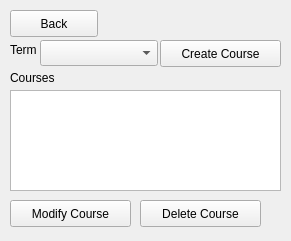
Qt form D4_TeamJava/cuTPS_gui/ManageCoursesInterfaceWindow.ui (AnkushVarshneya/CUTPS) before a commit.
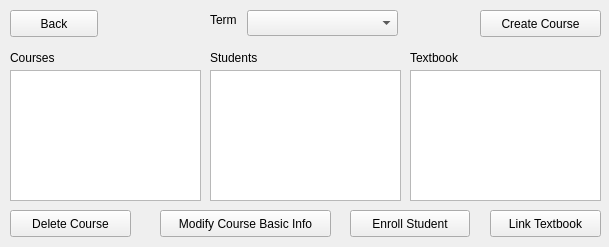
The same form after that commit.

What changed in the file:
```diff
--- a/D4_TeamJava/cuTPS_gui/ManageCoursesInterfaceWindow.ui
+++ b/D4_TeamJava/cuTPS_gui/ManageCoursesInterfaceWindow.ui
@@ -6,8 +6,8 @@
    <rect>
     <x>0</x>
     <y>0</y>
-    <width>291</width>
-    <height>241</height>
+    <width>609</width>
+    <height>247</height>
    </rect>
   </property>
   <property name="windowTitle">
@@ -16,9 +16,9 @@
   <widget class="QComboBox" name="termSelectOption">
    <property name="geometry">
     <rect>
-     <x>40</x>
-     <y>40</y>
-     <width>118</width>
+     <x>247</x>
+     <y>10</y>
+     <width>151</width>
      <height>26</height>
     </rect>
    </property>
@@ -26,8 +26,8 @@
   <widget class="QLabel" name="termLabel">
    <property name="geometry">
     <rect>
-     <x>10</x>
-     <y>40</y>
+     <x>210</x>
+     <y>10</y>
      <width>30</width>
      <height>20</height>
     </rect>
@@ -40,17 +40,17 @@
    <property name="geometry">
     <rect>
      <x>10</x>
-     <y>90</y>
-     <width>271</width>
-     <height>101</height>
+     <y>70</y>
+     <width>191</width>
+     <height>131</height>
     </rect>
    </property>
   </widget>
   <widget class="QPushButton" name="deleteCourseOption">
    <property name="geometry">
     <rect>
-     <x>140</x>
-     <y>200</y>
+     <x>10</x>
+     <y>210</y>
      <width>121</width>
      <height>27</height>
     </rect>
@@ -75,8 +75,8 @@
   <widget class="QPushButton" name="editCourseOption">
    <property name="geometry">
     <rect>
-     <x>160</x>
-     <y>40</y>
+     <x>480</x>
+     <y>10</y>
      <width>121</width>
      <height>27</height>
     </rect>
@@ -88,21 +88,21 @@
   <widget class="QPushButton" name="modifyCourseOption">
    <property name="geometry">
     <rect>
-     <x>10</x>
-     <y>200</y>
-     <width>121</width>
+     <x>160</x>
+     <y>210</y>
+     <width>171</width>
      <height>27</height>
     </rect>
    </property>
    <property name="text">
-    <string>Modify Course</string>
+    <string>Modify Course Basic Info</string>
    </property>
   </widget>
   <widget class="QLabel" name="courseLabel">
    <property name="geometry">
     <rect>
      <x>10</x>
-     <y>70</y>
+     <y>50</y>
      <width>51</width>
      <height>16</height>
     </rect>
@@ -111,6 +111,78 @@
     <string>Courses</string>
    </property>
   </widget>
+  <widget class="QListView" name="StudentListView">
+   <property name="geometry">
+    <rect>
+     <x>210</x>
+     <y>70</y>
+     <width>191</width>
+     <height>131</height>
+    </rect>
+   </property>
+  </widget>
+  <widget class="QListView" name="TextbookListView">
+   <property name="geometry">
+    <rect>
+     <x>410</x>
+     <y>70</y>
+     <width>191</width>
+     <height>131</height>
+    </rect>
+   </property>
+  </widget>
+  <widget class="QLabel" name="studentLabel">
+   <property name="geometry">
+    <rect>
+     <x>210</x>
+     <y>50</y>
+     <width>61</width>
+     <height>16</height>
+    </rect>
+   </property>
+   <property name="text">
+    <string>Students</string>
+   </property>
+  </widget>
+  <widget class="QLabel" name="TextbookLabel">
+   <property name="geometry">
+    <rect>
+     <x>410</x>
+     <y>50</y>
+     <width>61</width>
+     <height>16</height>
+    </rect>
+   </property>
+   <property name="text">
+    <string>Textbook</string>
+   </property>
+  </widget>
+  <widget class="QPushButton" name="enrollStudent">
+   <property name="geometry">
+    <rect>
+     <x>350</x>
+     <y>210</y>
+     <width>120</width>
+     <height>27</height>
+    </rect>
+   </property>
+   <property name="text">
+    <string>Enroll Student</string>
+   </property>
+  </widget>
+  <widget class="QPushButton" name="linkTextbook">
+   <property name="geometry">
+    <rect>
+     <x>490</x>
+     <y>210</y>
+     <width>111</width>
+     <height>27</height>
+    </rect>
+   </property>
+   <property name="text">
+    <string>Link Textbook</string>
+   </property>
+  </widget>
  </widget>
  <resources/>
  <connections/>
```
Left out of the diff: 2 changed lines with no effect on the pictures.
